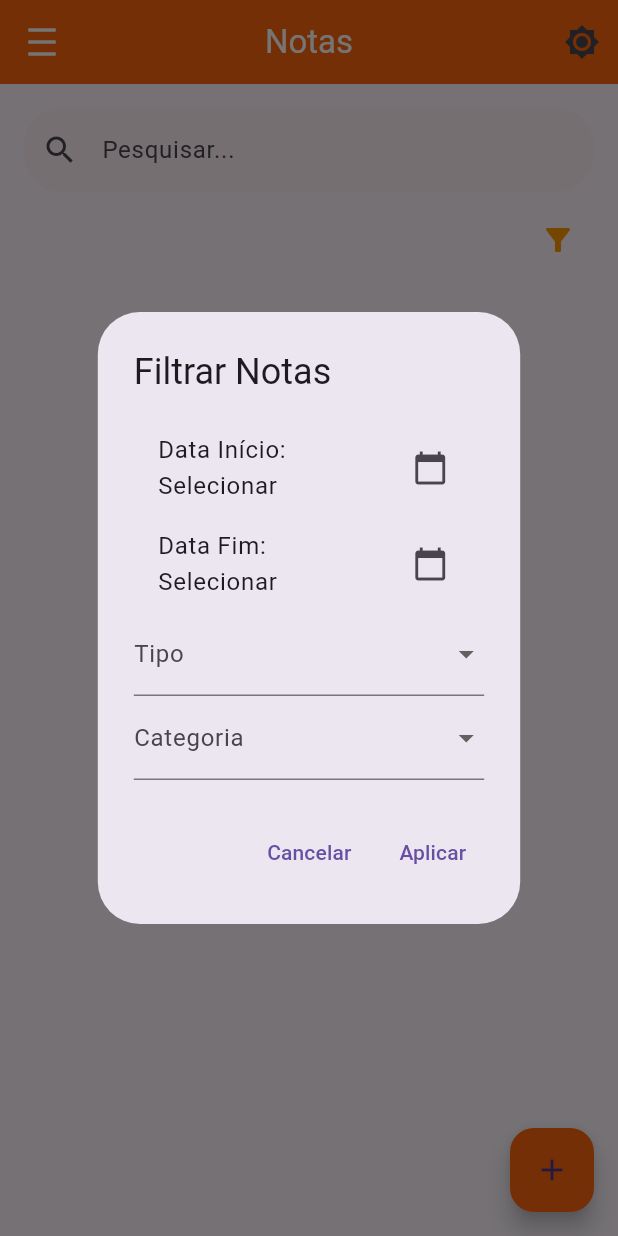
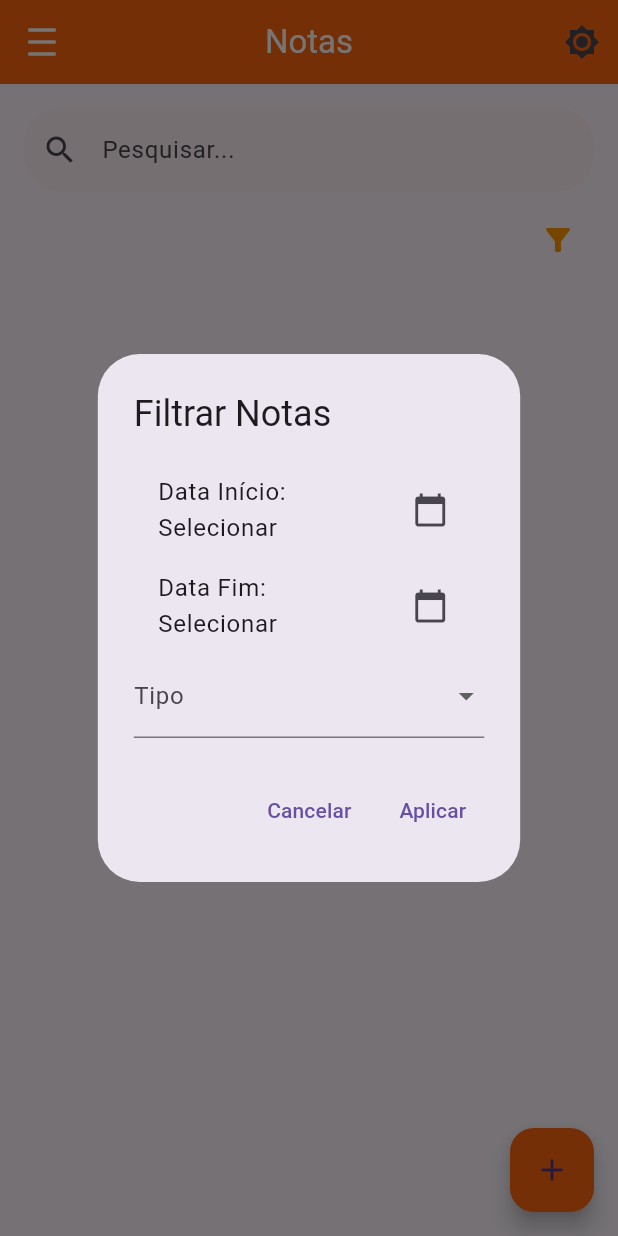
Before and after one commit to piquibr/Flutter_Project_Facul_definitive, a Flutter app: the InicialMainPage screen opened directly, after a tap on the "filter alt" icon, on a phone screen of 412 x 824 dp. Run offline on Flutter 3.47's test engine with Material 3 defaults, Android fonts, the phone set to English and light mode, and no system bars; our stand-ins replace auto_size_text; network calls fail.

Commit message:
eliminando categoria

```diff
--- a/lib/pages/mainPages/inicialMain-page.dart
+++ b/lib/pages/mainPages/inicialMain-page.dart
@@ -111,15 +111,12 @@ class _InicialMainPageState extends State<InicialMainPage> {
       final matchesEndDate =
           endDate == null || DateTime.parse(task['horario']).isBefore(endDate!);
       final matchesType = selectedType == null || task['tipo'] == selectedType;
-      final matchesCategory =
-          selectedCategory == null || task['categoria'] == selectedCategory;
       final matchesSearchText = searchText == null ||
           task['titulo'].toLowerCase().contains(searchText!.toLowerCase());
 
       return matchesStartDate &&
           matchesEndDate &&
           matchesType &&
-          matchesCategory &&
           matchesSearchText;
     }).toList();
 
@@ -216,23 +213,6 @@ class _InicialMainPageState extends State<InicialMainPage> {
                               onChanged: (newValue) {
                                 setState(() {
                                   selectedType = newValue;
-                                });
-                              },
-                            ),
-                            DropdownButtonFormField<String>(
-                              decoration:
-                                  InputDecoration(labelText: 'Categoria'),
-                              value: selectedCategory,
-                              items: ['Trabalho', 'Estudo', 'Pessoal']
-                                  .map((String category) {
-                                return DropdownMenuItem<String>(
-                                  value: category,
-                                  child: Text(category),
-                                );
-                              }).toList(),
-                              onChanged: (newValue) {
-                                setState(() {
-                                  selectedCategory = newValue;
                                 });
                               },
                             ),
```
